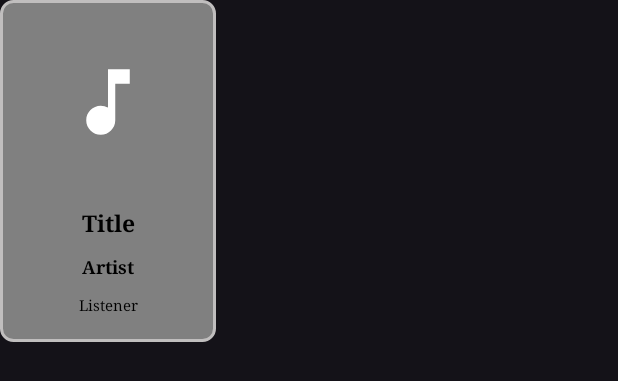
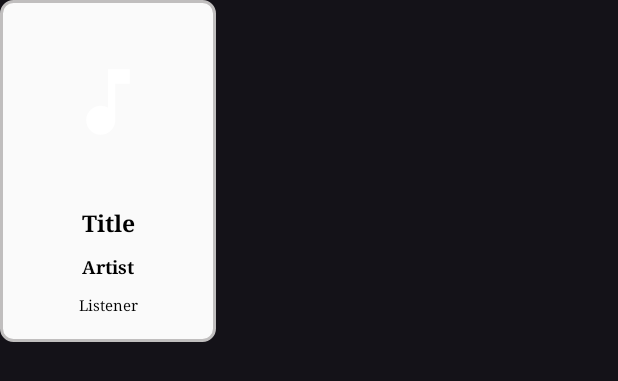
Before and after one commit to be9904/gptmusic, an Android app: the layout item_track.xml on its own in the app's theme, with its tools: preview values and no code run, on a phone screen of 412 x 824 dp. Shown: the top 381 px of the screen. Run offline under Robolectric (Android 15) with nearby library versions, the phone set to English and light mode, and no system bars.

```diff
--- a/app/src/main/res/drawable/track_background.xml
+++ b/app/src/main/res/drawable/track_background.xml
@@ -8,7 +8,7 @@
         android:right="12dp"
         android:bottom="8dp" />
     <solid
-        android:color="#808080"/>
+        android:color="#fafafa"/>
     <corners
         android:radius="8dp"/>
     <stroke
--- a/app/src/main/res/layout/item_track.xml
+++ b/app/src/main/res/layout/item_track.xml
@@ -25,6 +25,8 @@
         android:layout_marginStart="10dp"
         android:layout_marginTop="20dp"
         android:layout_marginEnd="10dp"
+        android:maxLines="1"
+        android:ellipsize="end"
         android:text="Title"
         android:textColor="#000000"
         android:textSize="15sp"
```
Also changed, not shown: app/src/main/res/layout/fragment_home.xml (+2 -6 lines).
